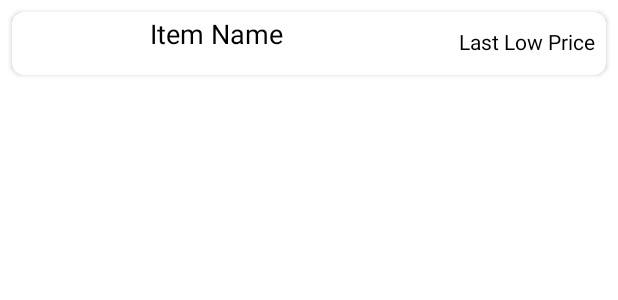
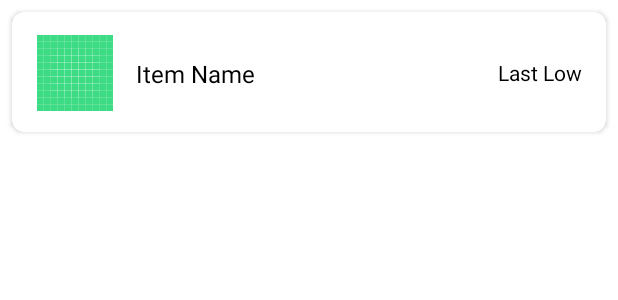
Before and after one commit to oskarklear/Tarkov_Companion, an Android app: the layout item.xml on its own in the app's theme, with its tools: preview values and no code run, on a phone screen of 412 x 824 dp. Shown: the top 300 px of the screen. Run offline under Robolectric (Android 15) with nearby library versions, the phone set to English and light mode, and no system bars.

Commit message:
Implemented image loading for items

```diff
--- a/app/src/main/java/com/tarkovcompanion/app/QueryBuilder.java
+++ b/app/src/main/java/com/tarkovcompanion/app/QueryBuilder.java
@@ -6,7 +6,7 @@ public class QueryBuilder {
     private final String queryContents = "{ id name shortName description lastLowPrice avg24hPrice " +
             "sellFor { vendor { name } price currency } " +
             "buyFor { vendor { name } price currency } " +
-            "height width fleaMarketFee iconLink }";
+            "height width fleaMarketFee iconLink image512pxLink }";
     private final String defaultQuery = "{ items(offset: 0) " + queryContents + "}";
     private int loadingLimit = 5;
 
--- a/app/src/main/res/layout/item.xml
+++ b/app/src/main/res/layout/item.xml
@@ -11,37 +11,59 @@
     <RelativeLayout
         android:id="@+id/recyclerItem"
         android:layout_width="match_parent"
-        android:layout_height="wrap_content">
+        android:layout_height="80dp">
 
         <!-- text view for our course name -->
 
         <!-- text view for our course description -->
 
+        <ImageView
+            android:id="@+id/imageView"
+            android:layout_width="53dp"
+            android:layout_height="51dp"
+            android:layout_alignParentStart="true"
+            android:layout_alignParentTop="true"
+            android:layout_alignParentBottom="true"
+            android:layout_marginStart="15dp"
+            android:layout_marginTop="15dp"
+            android:layout_marginBottom="14dp"
+            app:srcCompat="@drawable/ic_launcher_background" />
+
         <TextView
             android:id="@+id/itemName"
-            android:layout_width="188dp"
-            android:layout_height="40dp"
-            android:layout_alignParentStart="true"
+            android:layout_width="228dp"
+            android:layout_height="24dp"
             android:layout_alignParentTop="true"
-            android:layout_marginStart="92dp"
-            android:layout_marginTop="2dp"
+            android:layout_alignParentBottom="true"
+            android:layout_marginStart="14dp"
+            android:layout_marginTop="30dp"
+            android:layout_marginBottom="26dp"
+            android:layout_toEndOf="@+id/imageView"
             android:ellipsize="end"
             android:scrollHorizontally="true"
             android:singleLine="true"
             android:text="Item Name"
+            android:textAlignment="textStart"
+            android:textAllCaps="false"
+            android:textAppearance="@style/TextAppearance.AppCompat.Display2"
             android:textColor="@color/black"
-            android:textSize="18sp" />
+            android:textSize="16sp" />
 
         <TextView
             android:id="@+id/lastLowPrice"
-            android:layout_width="wrap_content"
-            android:layout_height="wrap_content"
-            android:layout_below="@id/itemName"
+            android:layout_width="47dp"
+            android:layout_height="30dp"
+            android:layout_alignParentTop="true"
             android:layout_alignParentEnd="true"
-            android:layout_marginTop="-37dp"
-            android:layout_marginEnd="2dp"
+            android:layout_alignParentBottom="true"
+            android:layout_marginStart="8dp"
+            android:layout_marginTop="25dp"
+            android:layout_marginEnd="0dp"
+            android:layout_marginBottom="25dp"
+            android:layout_toEndOf="@+id/itemName"
             android:padding="5dp"
             android:text="Last Low Price"
+            android:textAlignment="viewStart"
             android:textColor="@color/black" />
 
     </RelativeLayout>
```
Also changed, not shown: app/src/main/java/com/tarkovcompanion/app/DetailedItem.java (+4 -14 lines), app/src/main/java/com/tarkovcompanion/app/ImageFromURLTask.java (added, +46 -0 lines), app/src/main/java/com/tarkovcompanion/app/Item.java (+34 -0 lines), app/src/main/java/com/tarkovcompanion/app/ItemAdapter.java (+9 -0 lines), app/src/main/res/layout/item_page.xml (+0 -14 lines).
